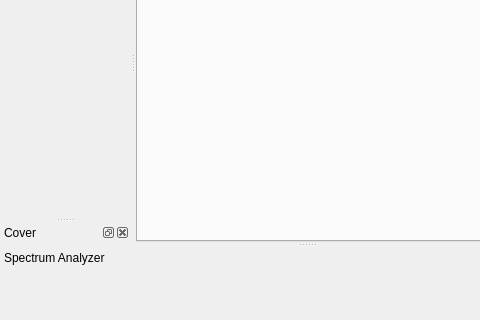
This is qmmp-plugin-pack/src/Ui/qsui/forms/mainwindow.ui in djdron/qmmp as Qt 5 draws it before an edit; both pictures show x 0 to 480 and y 154 to 474 of the 614 by 474 pixel window. The edited form follows.
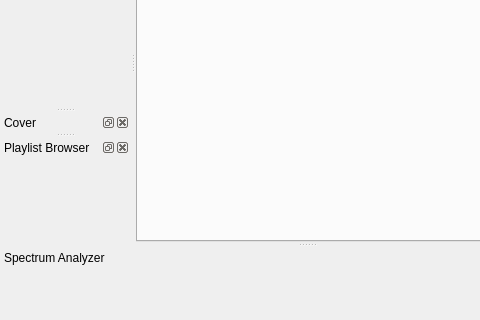
This is the edited form. Icons and pictures are not drawn. Custom widgets are drawn as their Qt base class.

Commit message: qsui: added playlist browser

Diff of the .ui file:
```diff
--- a/qmmp-plugin-pack/src/Ui/qsui/forms/mainwindow.ui
+++ b/qmmp-plugin-pack/src/Ui/qsui/forms/mainwindow.ui
@@ -177,6 +177,15 @@
    </attribute>
    <widget class="QWidget" name="dockWidgetContents_3"/>
   </widget>
+  <widget class="QDockWidget" name="playlistsDockWidget">
+   <property name="windowTitle">
+    <string>Playlist Browser</string>
+   </property>
+   <attribute name="dockWidgetArea">
+    <number>1</number>
+   </attribute>
+   <widget class="QWidget" name="dockWidgetContents_4"/>
+  </widget>
   <action name="actionPrevious">
    <property name="icon">
     <iconset>
```
The commit also changes 7 other files.
